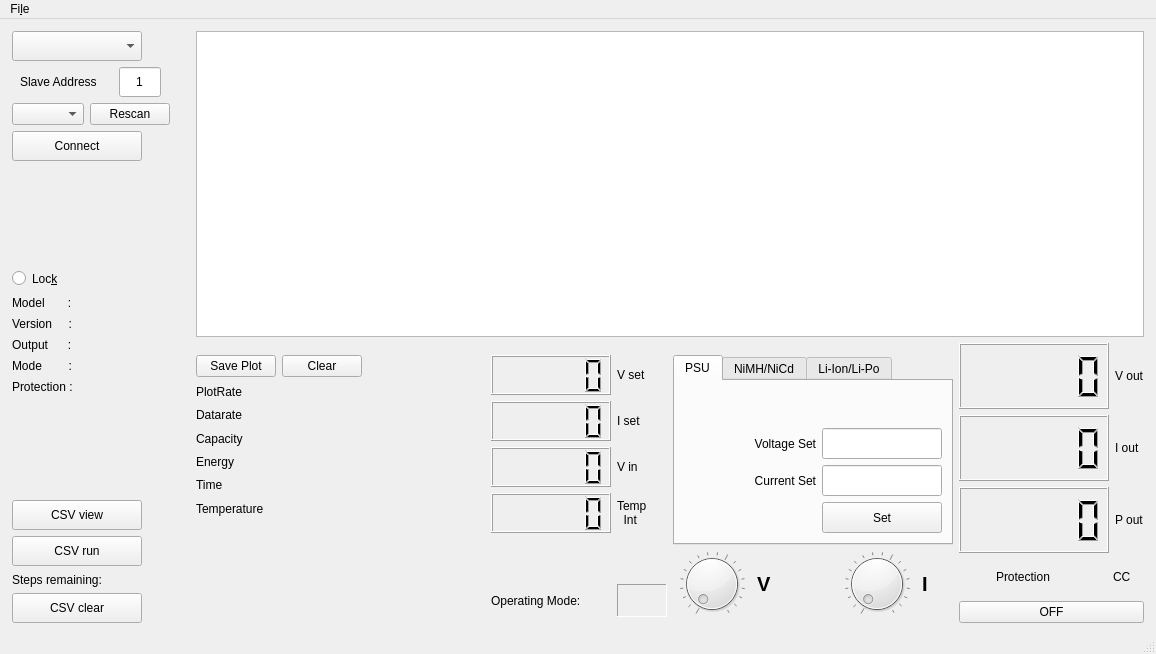
Above: source_files/dps_GUI.ui from SergiiSawickiiCoder/XYGUI before the change. Below: the same form after it.
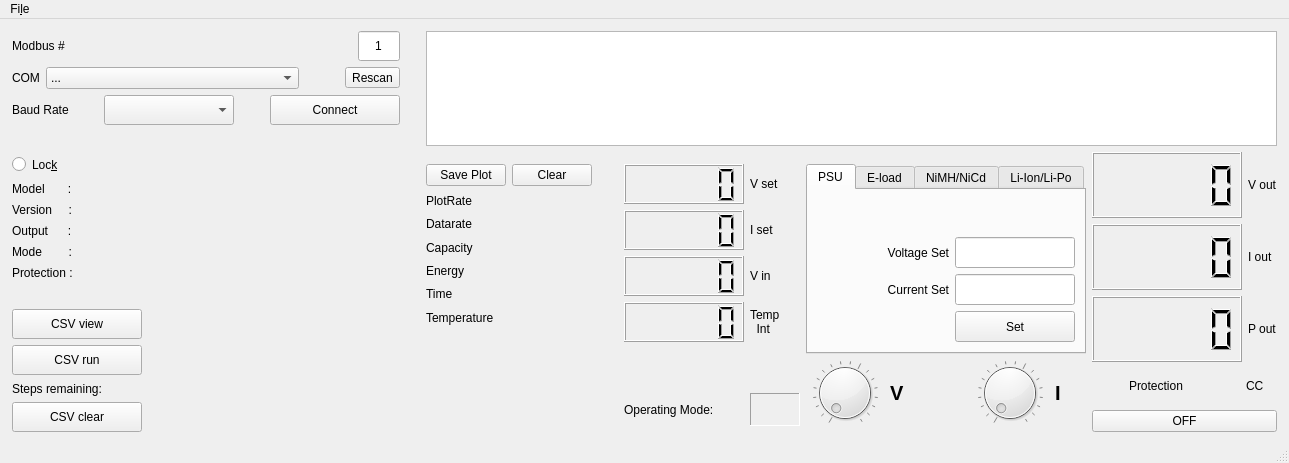
That is the form after the change. The open tabs and pages were chosen to show the change. Icons and pictures are not drawn. Custom widgets are drawn as their Qt base class.

Diff of the .ui file:
```diff
--- a/source_files/dps_GUI.ui
+++ b/source_files/dps_GUI.ui
@@ -6,8 +6,8 @@
    <rect>
     <x>0</x>
     <y>0</y>
-    <width>1156</width>
-    <height>654</height>
+    <width>1289</width>
+    <height>463</height>
    </rect>
   </property>
   <property name="windowTitle">
@@ -45,28 +45,6 @@
     </item>
     <item row="0" column="0" rowspan="5">
      <layout class="QVBoxLayout" name="verticalLayout">
-      <item>
-       <widget class="QComboBox" name="comboBox_datarate">
-        <property name="sizePolicy">
-         <sizepolicy hsizetype="Fixed" vsizetype="Fixed">
-          <horstretch>0</horstretch>
-          <verstretch>0</verstretch>
-         </sizepolicy>
-        </property>
-        <property name="minimumSize">
-         <size>
-          <width>130</width>
-          <height>30</height>
-         </size>
-        </property>
-        <property name="maximumSize">
-         <size>
-          <width>130</width>
-          <height>30</height>
-         </size>
-        </property>
-       </widget>
-      </item>
       <item>
        <layout class="QHBoxLayout" name="horizontalLayout_6">
         <item>
@@ -90,10 +68,23 @@
            </size>
           </property>
           <property name="text">
-           <string>Slave Address</string>
+           <string>Modbus #</string>
           </property>
          </widget>
         </item>
+        <item>
+         <spacer name="horizontalSpacer_7">
+          <property name="orientation">
+           <enum>Qt::Horizontal</enum>
+          </property>
+          <property name="sizeHint" stdset="0">
+           <size>
+            <width>40</width>
+            <height>20</height>
+           </size>
+          </property>
+         </spacer>
+        </item>
         <item>
          <widget class="QLineEdit" name="lineEdit_slave_addr">
           <property name="sizePolicy">
@@ -125,12 +116,38 @@
        </layout>
       </item>
       <item>
-       <layout class="QHBoxLayout" name="horizontalLayout_11" stretch="1,4">
+       <layout class="QHBoxLayout" name="horizontalLayout_11" stretch="0,1,0,0">
         <item>
-         <widget class="QComboBox" name="COMPortsComboBox"/>
+         <widget class="QLabel" name="label_26">
+          <property name="text">
+           <string>COM</string>
+          </property>
+         </widget>
         </item>
         <item>
-         <widget class="QPushButton" name="RefreshPushButton">
+         <widget class="QComboBox" name="COMPortsComboBox">
+          <item>
+           <property name="text">
+            <string>...</string>
+           </property>
+          </item>
+         </widget>
+        </item>
+        <item>
+         <spacer name="horizontalSpacer_10">
+          <property name="orientation">
+           <enum>Qt::Horizontal</enum>
+          </property>
+          <property name="sizeHint" stdset="0">
+           <size>
+            <width>40</width>
+            <height>20</height>
+           </size>
+          </property>
+         </spacer>
+        </item>
+        <item>
+         <widget class="QToolButton" name="RefreshToolButton">
           <property name="sizePolicy">
            <sizepolicy hsizetype="Fixed" vsizetype="Fixed">
             <horstretch>12</horstretch>
@@ -140,12 +157,66 @@
           <property name="text">
            <string>Rescan</string>
           </property>
-          <property name="flat">
-           <bool>false</bool>
-          </property>
          </widget>
         </item>
        </layout>
+      </item>
+      <item>
+       <layout class="QHBoxLayout" name="horizontalLayout_15">
+        <item>
+         <widget class="QLabel" name="label_28">
+          <property name="text">
+           <string>Baud Rate</string>
+          </property>
+         </widget>
+        </item>
+        <item>
+         <spacer name="horizontalSpacer_11">
+          <property name="orientation">
+           <enum>Qt::Horizontal</enum>
+          </property>
+          <property name="sizeHint" stdset="0">
+           <size>
+            <width>40</width>
+            <height>20</height>
+           </size>
+          </property>
+         </spacer>
+        </item>
+        <item>
+         <widget class="QComboBox" name="comboBox_datarate">
+          <property name="sizePolicy">
+           <sizepolicy hsizetype="Fixed" vsizetype="Fixed">
+            <horstretch>0</horstretch>
+            <verstretch>0</verstretch>
+           </sizepolicy>
+          </property>
+          <property name="minimumSize">
+           <size>
+            <width>130</width>
+            <height>30</height>
+           </size>
+          </property>
+          <property name="maximumSize">
+           <size>
+            <width>130</width>
+            <height>30</height>
+           </size>
+          </property>
+         </widget>
+        </item>
+        <item>
+         <spacer name="horizontalSpacer_9">
+          <property name="orientation">
+           <enum>Qt::Horizontal</enum>
+          </property>
+          <property name="sizeHint" stdset="0">
+           <size>
+            <width>40</width>
+            <height>20</height>
+           </size>
+          </property>
+         </spacer>
       </item>
       <item>
        <widget class="QPushButton" name="pushButton_connect">
@@ -175,6 +246,8 @@
         </property>
        </widget>
       </item>
+       </layout>
+      </item>
       <item>
        <spacer name="verticalSpacer_3">
         <property name="orientation">
@@ -1357,6 +1430,11 @@
           </item>
          </layout>
         </widget>
+        <widget class="QWidget" name="tab">
+         <attribute name="title">
+          <string>E-load</string>
+         </attribute>
+        </widget>
         <widget class="QWidget" name="tab_2">
          <attribute name="title">
           <string>NiMH/NiCd</string>
@@ -2041,7 +2119,7 @@
     <rect>
      <x>0</x>
      <y>0</y>
-     <width>1156</width>
+     <width>1289</width>
      <height>26</height>
     </rect>
    </property>
```
Left out of the diff: 6 changed lines with no effect on the pictures. Lines whose indentation alone changed are shown as unchanged.
